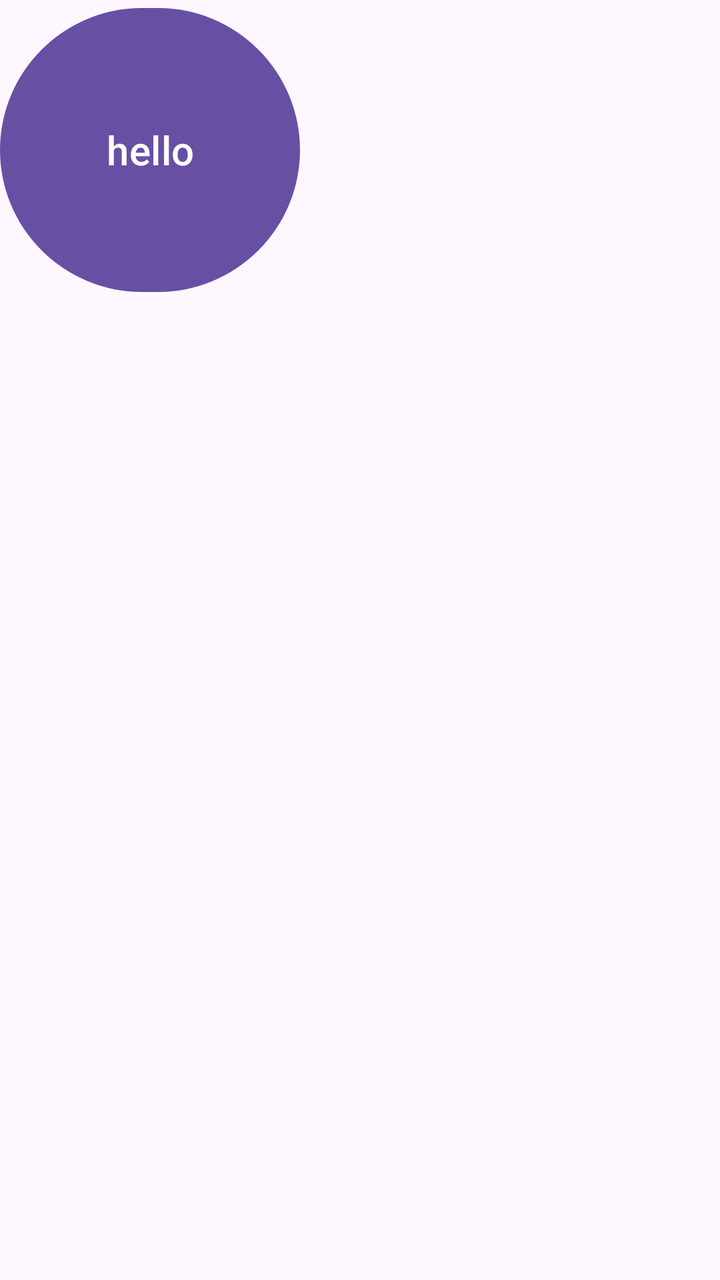
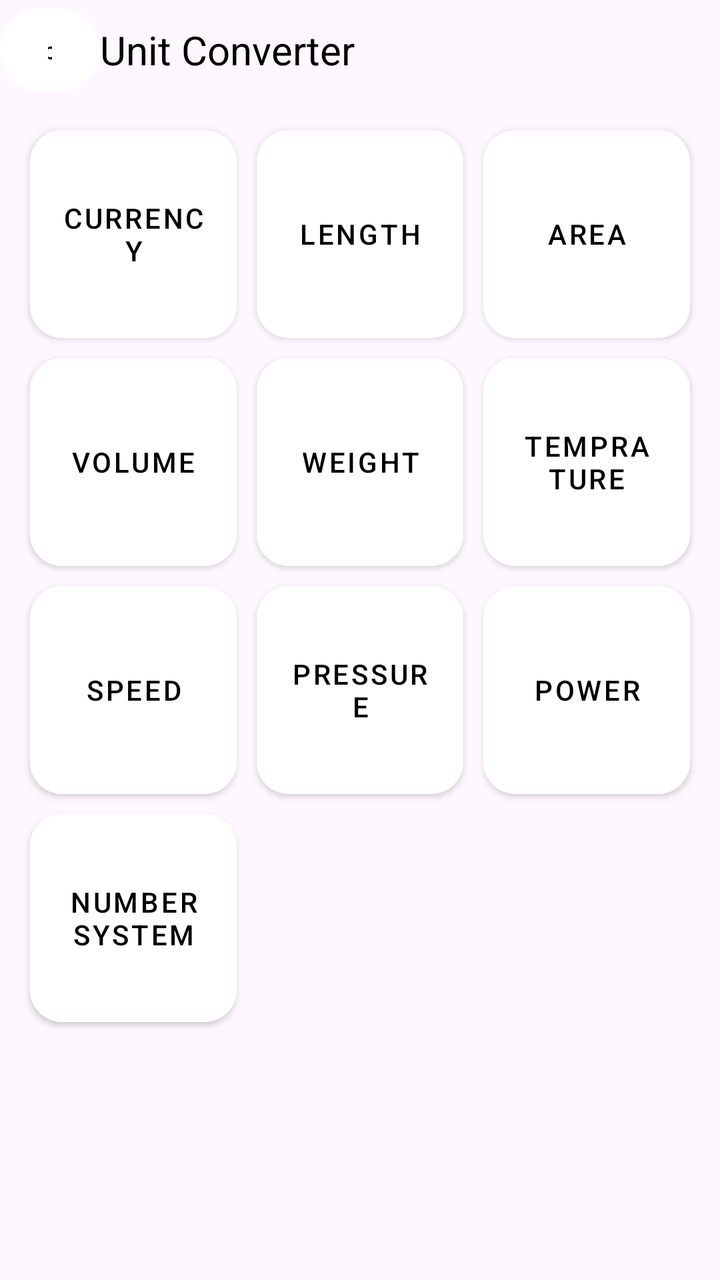

The first picture is an Android layout as it rendered before a commit; the second is the same layout after the commit. The layout source and the unified diff follow.
<!-- AndroidManifest.xml: application theme Theme.Calculator -->
<!-- res/layout/measurments.xml -->
<?xml version="1.0" encoding="utf-8"?>
<androidx.constraintlayout.widget.ConstraintLayout xmlns:android="http://schemas.android.com/apk/res/android"
    android:layout_width="match_parent"
    android:layout_height="match_parent">
<Button
    android:layout_width="150dp"
    android:layout_height="150dp"
    android:text="hello"
    android:textSize="20dp"/>
</androidx.constraintlayout.widget.ConstraintLayout>
<!-- resources referenced by this layout -->
<resources>
  <style name="Theme.Calculator" parent="Base.Theme.Calculator" />
  <style name="Base.Theme.Calculator" parent="Theme.Material3.DayNight.NoActionBar">
          
          
          <item name="android:statusBarColor"> @android:color/transparent</item>
          <item name="android:windowLayoutInDisplayCutoutMode">shortEdges</item>
        <item name="calcButtonBackground">#FFFFFF</item>
          <item name="calcButtonText">#000000</item>
      </style>
</resources>

<!-- the commit's change to res/layout/measurments.xml (unified diff, before → after) -->
@@ -1,10 +1,90 @@
 <?xml version="1.0" encoding="utf-8"?>
 <androidx.constraintlayout.widget.ConstraintLayout xmlns:android="http://schemas.android.com/apk/res/android"
     android:layout_width="match_parent"
-    android:layout_height="match_parent">
-<Button
-    android:layout_width="150dp"
-    android:layout_height="150dp"
-    android:text="hello"
-    android:textSize="20dp"/>
+    android:layout_height="match_parent"
+    xmlns:app="http://schemas.android.com/apk/res-auto"
+    android:fitsSystemWindows="true">
+    <LinearLayout
+        android:layout_width="match_parent"
+        android:layout_height="wrap_content"
+        android:id="@+id/ml1"
+        app:layout_constraintTop_toTopOf="parent"
+        app:layout_constraintStart_toStartOf="parent"
+        app:layout_constraintEnd_toEndOf="parent"
+        android:orientation="horizontal"
+        android:gravity="center_vertical">
+        <Button
+            android:layout_width="50dp"
+            android:layout_height="50dp"
+            android:text="b"
+            android:textSize="12dp"
+            android:backgroundTint="?attr/calcButtonBackground"
+            android:textColor="?attr/calcButtonText"
+            android:id="@+id/back"/>
+        <TextView
+            android:layout_width="wrap_content"
+            android:layout_height="wrap_content"
+            android:text="Unit Converter"
+            android:textSize="20dp"
+            android:textAlignment="inherit"
+            android:textColor="?attr/calcButtonText"
+            android:backgroundTint="?attr/calcButtonBackground"/>
+    </LinearLayout>
+    <GridLayout
+        android:layout_width="0dp"
+        android:layout_height="0dp"
+        android:columnCount="3"
+        android:rowCount="5"
+        android:id="@+id/ml2"
+        app:layout_constraintTop_toBottomOf="@+id/ml1"
+        app:layout_constraintBottom_toBottomOf="parent"
+        app:layout_constraintStart_toStartOf="parent"
+        app:layout_constraintEnd_toEndOf="parent"
+        app:layout_constraintVertical_weight="6"
+        android:padding="10dp">
+        <Button
+            android:id="@+id/currency"
+            android:text="Currency"
+            style="@style/unitconbtn"/>
+        <Button
+            android:id="@+id/length"
+            android:text="Length"
+            style="@style/unitconbtn"/>
+        <Button
+            android:id="@+id/area"
+            android:text="Area"
+            style="@style/unitconbtn"/>
+        <Button
+            android:id="@+id/volume"
+            android:text="Volume"
+            style="@style/unitconbtn"/>
+        <Button
+            android:id="@+id/weight"
+            android:text="Weight"
+            style="@style/unitconbtn"/>
+        <Button
+            android:id="@+id/temprature"
+            android:text="Temprature"
+            style="@style/unitconbtn"/>
+        <Button
+            android:id="@+id/speed"
+            android:text="Speed"
+            style="@style/unitconbtn"/>
+        <Button
+            android:id="@+id/pressure"
+            android:text="Pressure"
+            style="@style/unitconbtn"/>
+        <Button
+            android:id="@+id/power"
+            android:text="Power"
+            style="@style/unitconbtn"/>
+        <Button
+            android:id="@+id/numbersys"
+            android:text="Number System"
+            style="@style/unitconbtn"/>
+       <View style="@style/unitconbtn"/>
+        <View style="@style/unitconbtn"/>
+        <View style="@style/unitconbtn"/>
+    </GridLayout>
+
 </androidx.constraintlayout.widget.ConstraintLayout>
<!-- resource entries referenced after the edit -->
@@ -1,5 +1,20 @@
 <!-- resources referenced by this layout -->
 <resources>
+  <style name="unitconbtn" parent="Widget.MaterialComponents.Button">
+          <item name="android:layout_width">50dp</item>
+          <item name="android:layout_height">70dp</item>
+          <item name="android:layout_rowWeight">1</item>
+          <item name="android:layout_columnWeight">1</item>
+          <item name="android:insetBottom">5dp</item>
+          <item name="android:insetTop">5dp</item>
+          <item name="android:insetLeft">5dp</item>
+          <item name="android:insetRight">5dp</item>
+          <item name="android:textSize">14sp</item>
+  
+          <item name="android:backgroundTint">?attr/calcButtonBackground</item>
+          <item name="android:textColor">?attr/calcButtonText</item>
+          <item name="cornerRadius">16dp</item>
+      </style>
   <style name="Theme.Calculator" parent="Base.Theme.Calculator" />
   <style name="Base.Theme.Calculator" parent="Theme.Material3.DayNight.NoActionBar">
           
